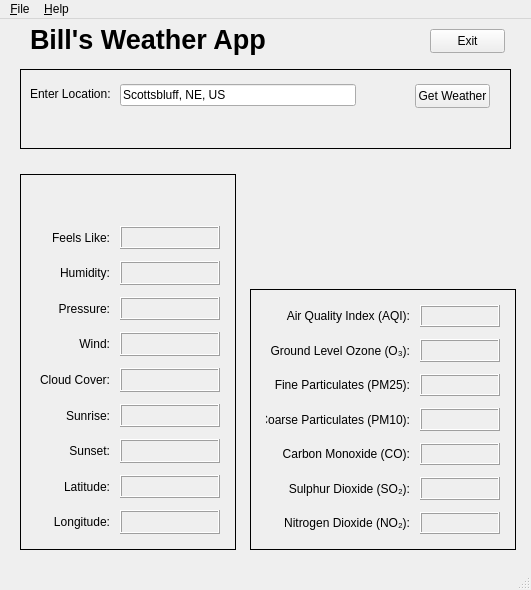
The window that main_window.ui (itinstructor/OWM_PySide6) describes before a commit, drawn with Qt 5.
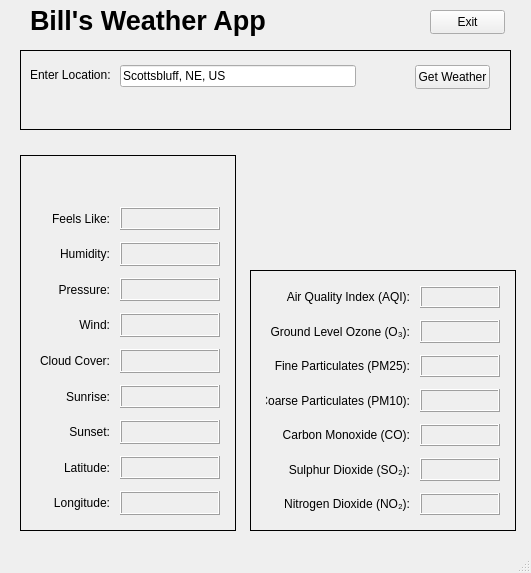
The same window after the commit.

Commit message:
Add Context Menu
Remove menu bar, add context menu.

The edit to the form file:
```diff
--- a/main_window.ui
+++ b/main_window.ui
@@ -7,7 +7,7 @@
     <x>0</x>
     <y>0</y>
     <width>531</width>
-    <height>590</height>
+    <height>573</height>
    </rect>
   </property>
   <property name="windowTitle">
@@ -733,32 +733,6 @@
     </property>
    </widget>
   </widget>
-  <widget class="QMenuBar" name="menubar">
-   <property name="geometry">
-    <rect>
-     <x>0</x>
-     <y>0</y>
-     <width>531</width>
-     <height>22</height>
-    </rect>
-   </property>
-   <widget class="QMenu" name="menu_File">
-    <property name="title">
-     <string>&amp;File</string>
-    </property>
-    <addaction name="action_get_weather"/>
-    <addaction name="separator"/>
-    <addaction name="action_exit"/>
-   </widget>
-   <widget class="QMenu" name="menuHelp">
-    <property name="title">
-     <string>&amp;Help</string>
-    </property>
-    <addaction name="action_about"/>
-   </widget>
-   <addaction name="menu_File"/>
-   <addaction name="menuHelp"/>
-  </widget>
   <widget class="QStatusBar" name="status_bar"/>
   <action name="action_exit">
    <property name="text">
```
Left out of the diff: 2 changed lines with no effect on the pictures. The commit also changes 3 other files.
